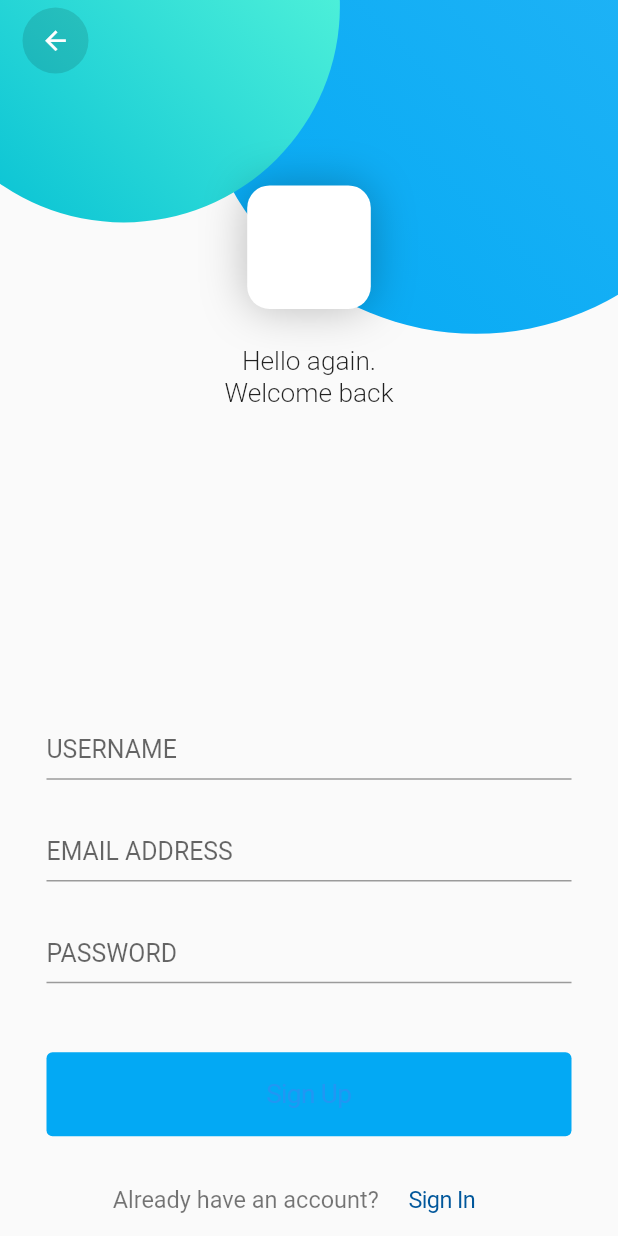
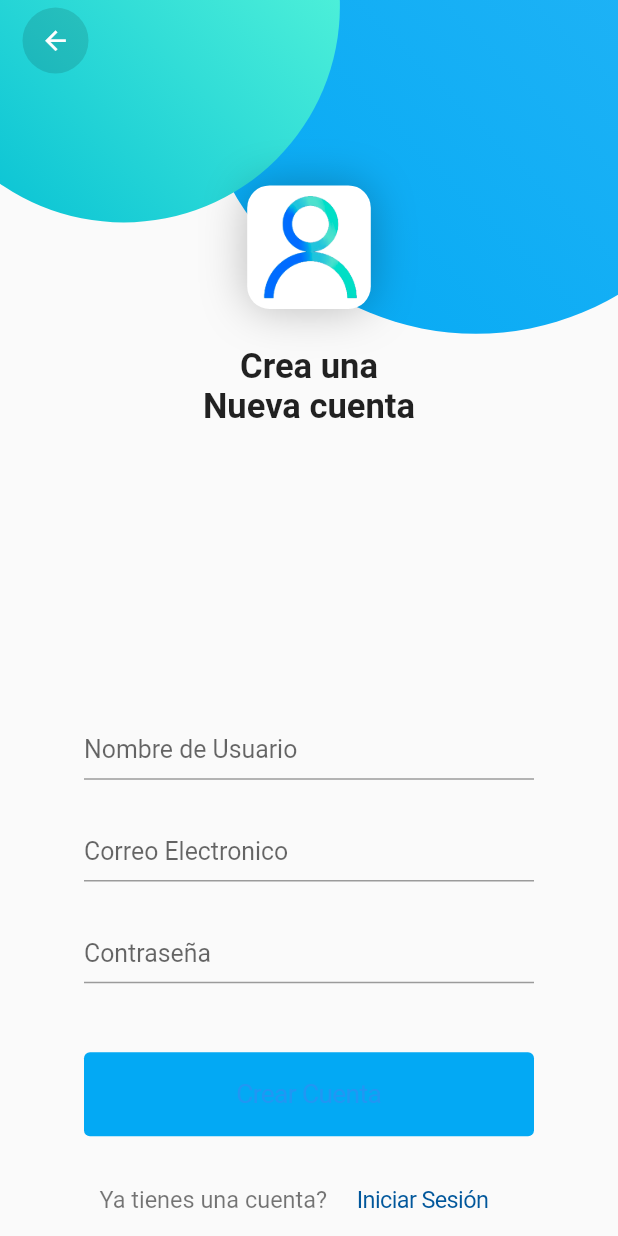
Before and after one commit to TheNewDevelopersFIMAZ/easyparking, a Flutter app: the SingUpPage screen opened by its route, on a phone screen of 412 x 824 dp. Run offline on Flutter 3.47's test engine with Material 2 defaults, Android fonts, the phone set to English and light mode, and no system bars; our stand-ins replace flutter_secure_storage, google_maps_flutter; missing offline and left inert: qr_mobile_vision; accounts and stored records are empty.

Commit message:
modificacion de elemenros del login y register login

```diff
--- a/lib/pages/login.dart
+++ b/lib/pages/login.dart
@@ -79,6 +79,13 @@ class _LoginPageState extends State<LoginPage> {
               ),
               SingleChildScrollView(
                 child: Container(
+                  padding:
+                    EdgeInsets.only(
+                      //top: 20,
+                      //bottom: 18,
+                      right: 30,
+                      left:30
+                    ),
                   width: size.width,
                   height: size.height,
                   child: SafeArea(
@@ -92,20 +99,25 @@ class _LoginPageState extends State<LoginPage> {
                               height: responsive.wp(20),
                               margin: EdgeInsets.only(top: size.width * 0.3),
                               decoration: BoxDecoration(
+                                image: new DecorationImage(
+                                  fit: BoxFit.fill,
+                                  image: new AssetImage("images/user.png")
+                                  ),
                                   color: Colors.white,
                                   borderRadius: BorderRadius.circular(15),
                                   boxShadow: [
                                     BoxShadow(
                                         color: Colors.black26, blurRadius: 35)
                                   ]),
+
                             ),
                             SizedBox(height: responsive.hp(4)),
                             Text(
-                              "Bienvenido\nde nuevo.",
+                              "Bienvenido.",
                               textAlign: TextAlign.center,
                               style: TextStyle(
-                                  fontSize: responsive.ip(2),
-                                  fontWeight: FontWeight.w300),
+                                  fontSize: responsive.ip(3),
+                                  fontWeight: FontWeight.bold),
                             )
                           ],
                         ),
@@ -121,7 +133,7 @@ class _LoginPageState extends State<LoginPage> {
                                   child: Column(
                                     children: <Widget>[
                                       InputText(
-                                          label: "EMAIL ADDRESS",
+                                          label: "Correo Electronico",
                                           inputType: TextInputType.emailAddress,
                                           fontSize: responsive.ip(1.8),
                                           validator: (String text) {
@@ -133,7 +145,7 @@ class _LoginPageState extends State<LoginPage> {
                                           }),
                                       SizedBox(height: responsive.hp(3)),
                                       InputText(
-                                        label: "PASSWORD",
+                                        label: "Contraseña",
                                         isSecure: true,
                                         fontSize: responsive.ip(1.8),
                                         validator: (String text) {
@@ -160,7 +172,7 @@ class _LoginPageState extends State<LoginPage> {
                                 color: Colors.lightBlue,
                                 borderRadius: BorderRadius.circular(4),
                                 onPressed: () => _submit(),
-                                child: Text("Sign in",
+                                child: Text("Iniciar Sesión",
                                     style: TextStyle(
                                         fontSize: responsive.ip(2.5))),
                               ),
@@ -169,14 +181,14 @@ class _LoginPageState extends State<LoginPage> {
                             Row(
                               mainAxisAlignment: MainAxisAlignment.center,
                               children: <Widget>[
-                                Text("New to Friendly Desi?",
+                                Text("Quieres crear una nueva cuenta?",
                                     style: TextStyle(
                                         fontSize: responsive.ip(1.8),
                                         color: Colors.black54)),
                                 CupertinoButton(
                                   onPressed: () =>
                                       Navigator.pushNamed(context, "singup"),
-                                  child: Text("Sign Up",
+                                  child: Text("Crear Cuenta",
                                       style: TextStyle(
                                           fontSize: responsive.ip(1.8),
                                           color: Colors.lightBlue[900])),
--- a/lib/pages/sign_up.dart
+++ b/lib/pages/sign_up.dart
@@ -92,6 +92,10 @@ class _SingUpPageState extends State<SingUpPage> {
                               height: responsive.wp(20),
                               margin: EdgeInsets.only(top: size.width * 0.3),
                               decoration: BoxDecoration(
+                                image: new DecorationImage(
+                                  fit: BoxFit.fill,
+                                  image: new AssetImage("images/user.png")
+                                  ),
                                   color: Colors.white,
                                   borderRadius: BorderRadius.circular(15),
                                   boxShadow: [
@@ -101,10 +105,10 @@ class _SingUpPageState extends State<SingUpPage> {
                             ),
                             SizedBox(height: responsive.hp(3)),
                             Text(
-                              "Hello again.\nWelcome back",
+                              "Crea una\nNueva cuenta",
                               textAlign: TextAlign.center,
                               style: TextStyle(
-                                  fontSize: responsive.ip(1.9), fontWeight: FontWeight.w300),
+                                  fontSize: responsive.ip(2.5), fontWeight: FontWeight.bold),
                             )
                           ],
                         ),
@@ -112,15 +116,15 @@ class _SingUpPageState extends State<SingUpPage> {
                           children: <Widget>[
                             ConstrainedBox(
                               constraints: BoxConstraints(
-                                maxWidth: 350,
-                                minWidth: 350,
+                                maxWidth: 300,
+                                minWidth: 300,
                               ),
                               child: Form(
                                   key: _formKey,
                                   child: Column(
                                     children: <Widget>[
                                       InputText(
-                                          label: "USERNAME",
+                                          label: "Nombre de Usuario",
                                           fontSize: responsive.ip(1.8),
                                           validator: (String text) {
                                             if (RegExp(r'^[a-zA-Z0-9]+$')
@@ -132,7 +136,7 @@ class _SingUpPageState extends State<SingUpPage> {
                                           }),
                                       SizedBox(height: responsive.hp(1.5)),
                                       InputText(
-                                          label: "EMAIL ADDRESS",
+                                          label: "Correo Electronico",
                                           fontSize: responsive.ip(1.8),
                                           inputType: TextInputType.emailAddress,
                                           validator: (String text) {
@@ -144,7 +148,7 @@ class _SingUpPageState extends State<SingUpPage> {
                                           }),
                                       SizedBox(height: responsive.hp(1.5)),
                                       InputText(
-                                        label: "PASSWORD",
+                                        label: "Contraseña",
                                         fontSize: responsive.ip(1.8),
                                         isSecure: true,
                                         validator: (String text) {
@@ -162,15 +166,15 @@ class _SingUpPageState extends State<SingUpPage> {
                             SizedBox(height: responsive.ip(5)),
                             ConstrainedBox(
                               constraints: BoxConstraints(
-                                maxWidth: 350,
-                                minWidth: 350,
+                                maxWidth: 300,
+                                minWidth: 300,
                               ),
                               child: CupertinoButton(
                                 padding: EdgeInsets.symmetric(vertical: responsive.ip(1.9)),
                                 color: Colors.lightBlue,
                                 borderRadius: BorderRadius.circular(4),
                                 onPressed: () => _submit(),
-                                child: Text("Sign Up",
+                                child: Text("Crear Cuenta",
                                     style: TextStyle(fontSize: responsive.ip(1.9))),
                               ),
                             ),
@@ -178,12 +182,12 @@ class _SingUpPageState extends State<SingUpPage> {
                             Row(
                               mainAxisAlignment: MainAxisAlignment.center,
                               children: <Widget>[
-                                Text("Already have an account?",
+                                Text("Ya tienes una cuenta?",
                                     style: TextStyle(
                                         fontSize: responsive.ip(1.7), color: Colors.black54)),
                                 CupertinoButton(
                                   onPressed: () => Navigator.pop(context),
-                                  child: Text("Sign In",
+                                  child: Text("Iniciar Sesión",
                                       style: TextStyle(
                                           fontSize: responsive.ip(1.7),
                                           color: Colors.lightBlue[900])),
--- a/pubspec.yaml
+++ b/pubspec.yaml
@@ -54,6 +54,7 @@ flutter:
     - images/top_users.png
     - images/user_logo.png
     - images/user_perfil.jpg
+    - images/user.png
 
   # The following line ensures that the Material Icons font is
   # included with your application, so that you can use the icons in
```
Also changed, not shown: images/user.png (added).
